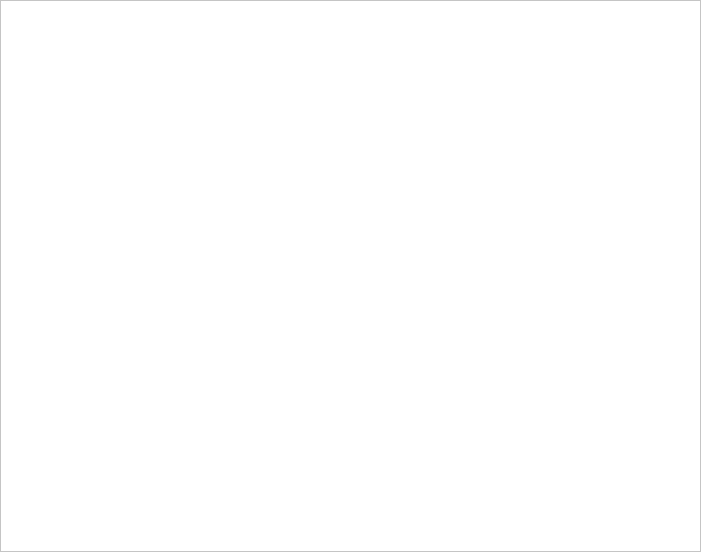
noirofficial/noir, file src/qt/forms/communitypage.ui: the form before one commit.
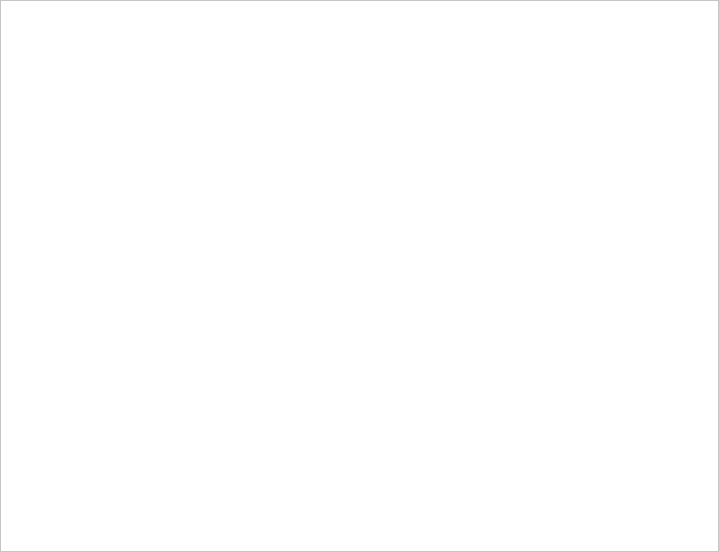
The form after the commit. Icons and pictures are not drawn.

```diff
--- a/src/qt/forms/communitypage.ui
+++ b/src/qt/forms/communitypage.ui
@@ -6,7 +6,7 @@
    <rect>
     <x>0</x>
     <y>0</y>
-    <width>701</width>
+    <width>719</width>
     <height>552</height>
    </rect>
   </property>
@@ -373,7 +373,7 @@
           <property name="font">
            <font>
             <family>ZoinLight</family>
-            <pointsize>30</pointsize>
+            <pointsize>28</pointsize>
             <weight>50</weight>
             <bold>false</bold>
            </font>
@@ -694,7 +694,7 @@
           <property name="font">
            <font>
             <family>ZoinLight</family>
-            <pointsize>18</pointsize>
+            <pointsize>16</pointsize>
             <italic>true</italic>
            </font>
           </property>
@@ -721,7 +721,7 @@
           <property name="font">
            <font>
             <family>ZoinMedium</family>
-            <pointsize>20</pointsize>
+            <pointsize>18</pointsize>
             <weight>50</weight>
             <italic>false</italic>
             <bold>false</bold>
```
